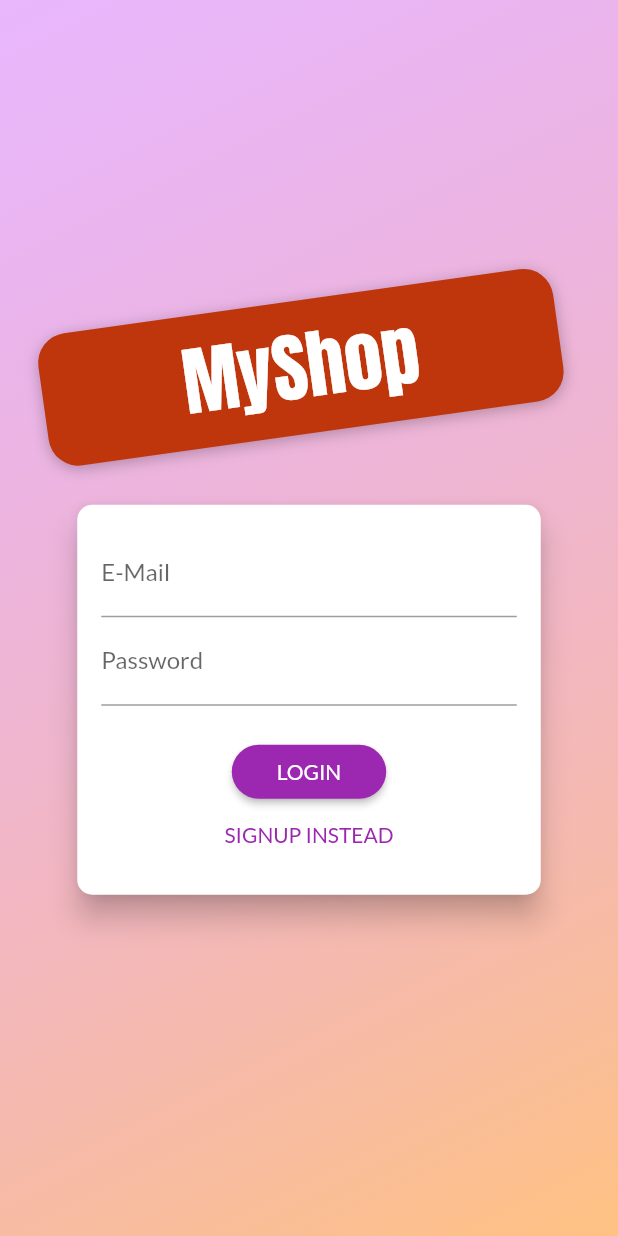
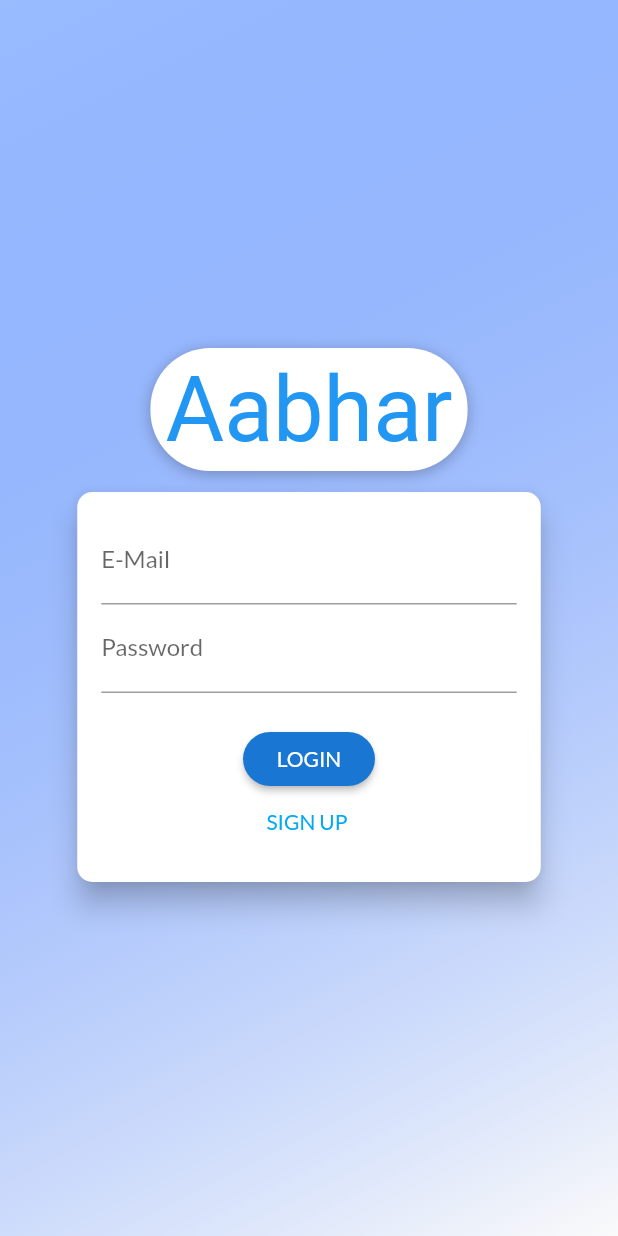
Before and after one commit to friendlyNeighbourhoodFool/donations_app, a Flutter app: the screen it shows after launch, on a phone screen of 412 x 824 dp. Run offline on Flutter 3.47's test engine with Material 2 defaults, Android fonts, the phone set to English and light mode, and no system bars; our stand-ins replace shared_preferences; Roboto replaces fonts that are missing (Pacifico).

```diff
--- a/lib/main.dart
+++ b/lib/main.dart
@@ -1,6 +1,7 @@
 import 'package:flutter/material.dart';
+import 'package:flutter_complete_guide/screens/tabs_screen.dart';
 import 'package:provider/provider.dart';
-
+import './screens/tabs_screen.dart';
 import './screens/splash_screen.dart';
 import './screens/cart_screen.dart';
 import './screens/products_overview_screen.dart';
@@ -46,10 +47,12 @@ class MyApp extends StatelessWidget {
       ],
       child: Consumer<Auth>(
         builder: (ctx, auth, _) => MaterialApp(
-          title: 'MyShop',
+          title: 'Aabhar',
           theme: ThemeData(
-            primarySwatch: Colors.purple,
-            accentColor: Colors.deepOrange,
+            //brightness: Brightness.dark,
+            /* DARK MODE */
+            primarySwatch: Colors.blue,
+            accentColor: Colors.red,
             fontFamily: 'Lato',
             pageTransitionsTheme: PageTransitionsTheme(
               builders: {
@@ -59,7 +62,7 @@ class MyApp extends StatelessWidget {
             ),
           ),
           home: auth.isAuth
-              ? ProductsOverviewScreen()
+              ? TabsScreen()
               : FutureBuilder(
                   future: auth.tryAutoLogin(),
                   builder: (ctx, authResultSnapshot) =>
--- a/lib/screens/auth_screen.dart
+++ b/lib/screens/auth_screen.dart
@@ -24,8 +24,8 @@ class AuthScreen extends StatelessWidget {
             decoration: BoxDecoration(
               gradient: LinearGradient(
                 colors: [
-                  Color.fromRGBO(215, 117, 255, 1).withOpacity(0.5),
-                  Color.fromRGBO(255, 188, 117, 1).withOpacity(0.9),
+                  Color.fromRGBO(153, 187, 255, .2).withOpacity(1),
+                  Color.fromRGBO(0, 78, 255, .6).withOpacity(0),
                 ],
                 begin: Alignment.topLeft,
                 end: Alignment.bottomRight,
@@ -43,15 +43,15 @@ class AuthScreen extends StatelessWidget {
                 children: <Widget>[
                   Flexible(
                     child: Container(
-                      margin: EdgeInsets.only(bottom: 20.0),
+                      margin: EdgeInsets.only(bottom: 10.0),
                       padding:
-                          EdgeInsets.symmetric(vertical: 8.0, horizontal: 94.0),
-                      transform: Matrix4.rotationZ(-8 * pi / 180)
-                        ..translate(-10.0),
+                          EdgeInsets.symmetric(vertical: 6.0, horizontal: 10.0),
+                      //transform: Matrix4.rotationZ(-8 * pi / 180)
+                      //  ..translate(-8.0),
                       // ..translate(-10.0),
                       decoration: BoxDecoration(
-                        borderRadius: BorderRadius.circular(20),
-                        color: Colors.deepOrange.shade900,
+                        borderRadius: BorderRadius.circular(40),
+                        color: Colors.white,
                         boxShadow: [
                           BoxShadow(
                             blurRadius: 8,
@@ -61,12 +61,13 @@ class AuthScreen extends StatelessWidget {
                         ],
                       ),
                       child: Text(
-                        'MyShop',
+                        'Aabhar',
                         style: TextStyle(
-                          color: Theme.of(context).accentTextTheme.title.color,
-                          fontSize: 50,
-                          fontFamily: 'Anton',
-                          fontWeight: FontWeight.normal,
+                          color: Colors.blue
+                              .shade500, //Theme.of(context).accentTextTheme.title.color,
+                          fontSize: 60,
+                          fontFamily: 'Pacifico',
+                          //fontWeight: FontWeight.w100,
                         ),
                       ),
                     ),
@@ -129,7 +130,7 @@ class _AuthCardState extends State<AuthCard>
     _opacityAnimation = Tween(begin: 0.0, end: 1.0).animate(
       CurvedAnimation(
         parent: _controller,
-        curve: Curves.easeIn,
+        curve: Curves.bounceIn,
       ),
     );
     // _heightAnimation.addListener(() => setState(() {}));
@@ -186,13 +187,13 @@ class _AuthCardState extends State<AuthCard>
     } on HttpException catch (error) {
       var errorMessage = 'Authentication failed';
       if (error.toString().contains('EMAIL_EXISTS')) {
-        errorMessage = 'This email address is already in use.';
+        errorMessage = 'This email address / username is already in use.';
       } else if (error.toString().contains('INVALID_EMAIL')) {
-        errorMessage = 'This is not a valid email address';
+        errorMessage = 'This is not a valid email address / username';
       } else if (error.toString().contains('WEAK_PASSWORD')) {
         errorMessage = 'This password is too weak.';
       } else if (error.toString().contains('EMAIL_NOT_FOUND')) {
-        errorMessage = 'Could not find a user with that email.';
+        errorMessage = 'Could not find a user with that email / username.';
       } else if (error.toString().contains('INVALID_PASSWORD')) {
         errorMessage = 'Invalid password.';
       }
@@ -261,7 +262,7 @@ class _AuthCardState extends State<AuthCard>
                   obscureText: true,
                   controller: _passwordController,
                   validator: (value) {
-                    if (value.isEmpty || value.length < 5) {
+                    if (value.isEmpty || value.length < 4) {
                       return 'Password is too short!';
                     }
                   },
@@ -300,27 +301,50 @@ class _AuthCardState extends State<AuthCard>
                   height: 20,
                 ),
                 if (_isLoading)
-                  CircularProgressIndicator()
+                  //CircularProgressIndicator()
+
+                  MaterialApp(
+                    home: Scaffold(
+                      body: Center(
+                        child: Column(
+                          children: <Widget>[
+                            Image.asset('assets/images/aabhar.jpg'),
+                            Text(
+                              'Loading......',
+                              style: TextStyle(
+                                color: Colors
+                                    .black, //Theme.of(context).accentTextTheme.title.color,
+                                fontSize: 30,
+                                fontFamily: 'Lato',
+                                fontWeight: FontWeight.w100,
+                              ),
+                            ),
+                          ],
+                        ),
+                      ),
+                    ),
+                  )
                 else
                   RaisedButton(
                     child:
                         Text(_authMode == AuthMode.Login ? 'LOGIN' : 'SIGN UP'),
                     onPressed: _submit,
                     shape: RoundedRectangleBorder(
-                      borderRadius: BorderRadius.circular(30),
+                      borderRadius: BorderRadius.circular(40),
                     ),
                     padding:
-                        EdgeInsets.symmetric(horizontal: 30.0, vertical: 8.0),
-                    color: Theme.of(context).primaryColor,
+                        EdgeInsets.symmetric(horizontal: 10.0, vertical: 8.0),
+                    color:
+                        Colors.blue.shade700, //Theme.of(context).primaryColor,
                     textColor: Theme.of(context).primaryTextTheme.button.color,
                   ),
                 FlatButton(
                   child: Text(
-                      '${_authMode == AuthMode.Login ? 'SIGNUP' : 'LOGIN'} INSTEAD'),
+                      '${_authMode == AuthMode.Login ? 'SIGN UP' : 'LOGIN'} '),
                   onPressed: _switchAuthMode,
-                  padding: EdgeInsets.symmetric(horizontal: 30.0, vertical: 4),
+                  padding: EdgeInsets.symmetric(horizontal: 20.0, vertical: 4),
                   materialTapTargetSize: MaterialTapTargetSize.shrinkWrap,
-                  textColor: Theme.of(context).primaryColor,
+                  textColor: Colors.lightBlue, //Theme.of(context).primaryColor,
                 ),
               ],
             ),
--- a/lib/screens/cart_screen.dart
+++ b/lib/screens/cart_screen.dart
@@ -13,7 +13,7 @@ class CartScreen extends StatelessWidget {
     final cart = Provider.of<Cart>(context);
     return Scaffold(
       appBar: AppBar(
-        title: Text('Your Cart'),
+        title: Text('Your Donations'),
       ),
       body: Column(
         children: <Widget>[
@@ -80,7 +80,7 @@ class _OrderButtonState extends State<OrderButton> {
   @override
   Widget build(BuildContext context) {
     return FlatButton(
-      child: _isLoading ? CircularProgressIndicator() : Text('ORDER NOW'),
+      child: _isLoading ? CircularProgressIndicator() : Text('DONATE NOW'),
       onPressed: (widget.cart.totalAmount <= 0 || _isLoading)
           ? null
           : () async {
--- a/lib/screens/orders_screen.dart
+++ b/lib/screens/orders_screen.dart
@@ -30,7 +30,7 @@ class _OrdersScreenState extends State<OrdersScreen> {
     //final orderData = Provider.of<Orders>(context);
     return Scaffold(
       appBar: AppBar(
-        title: Text('Your Orders'),
+        title: Text('Your Donations'),
       ),
       drawer: AppDrawer(),
       body: FutureBuilder(
--- a/lib/screens/user_products_screen.dart
+++ b/lib/screens/user_products_screen.dart
@@ -19,7 +19,7 @@ class UserProductsScreen extends StatelessWidget {
     //final productsData = Provider.of<Products>(context);
     return Scaffold(
       appBar: AppBar(
-        title: const Text('Your Products'),
+        title: const Text(' Products'),
         actions: <Widget>[
           IconButton(
             icon: const Icon(Icons.add),
--- a/lib/widgets/app_drawer.dart
+++ b/lib/widgets/app_drawer.dart
@@ -7,7 +7,6 @@ import '../providers/auth.dart';
 
 import '../helpers/custom_route.dart';
 
-
 class AppDrawer extends StatelessWidget {
   @override
   Widget build(BuildContext context) {
@@ -15,7 +14,7 @@ class AppDrawer extends StatelessWidget {
       child: Column(
         children: <Widget>[
           AppBar(
-            title: Text('Hello Friend!'),
+            title: Text('Menu'),
             automaticallyImplyLeading: false,
           ),
           Divider(),
```
Also changed, not shown: lib/screens/ask_a_question.dart (added, +10 -0 lines), lib/screens/product_detail_screen.dart (+31 -9 lines), lib/screens/products_overview_screen.dart (+1 -49 lines), lib/screens/tabs_screen.dart (added, +95 -0 lines), pubspec.yaml (+10 -0 lines), assets/fonts/Pacifico-Regular.ttf (added), assets/fonts/Pangolin-Regular.ttf (added), assets/images/aabhar.jpg (added), 6 other files.
